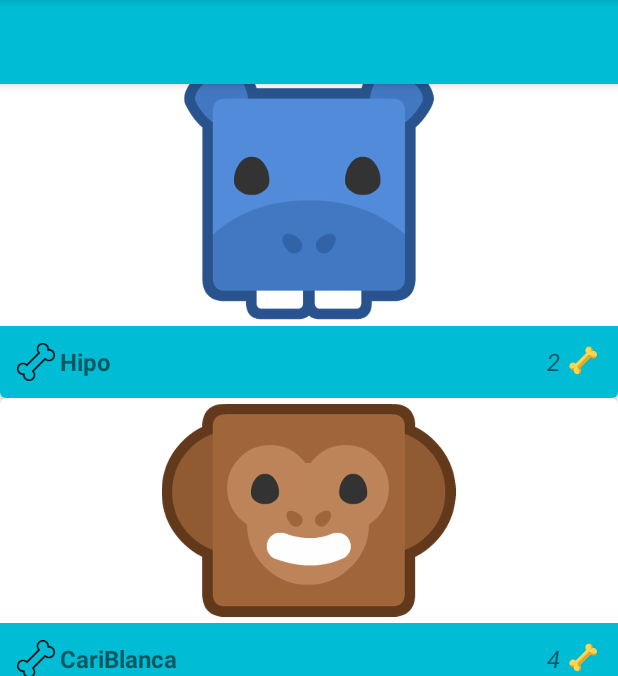
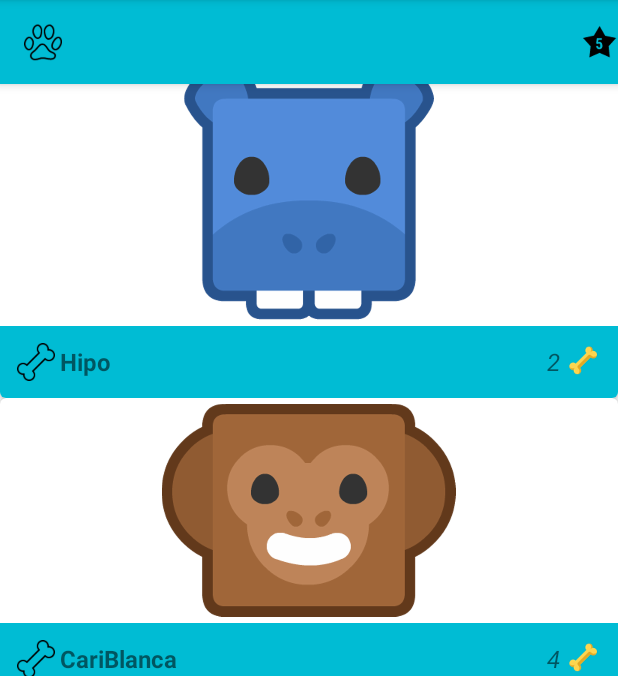
Before and after one commit to VictorMoraB/Petagram, an Android app: the screen it shows after launch (MainActivity), scrolled down 442 dp, on a phone screen of 412 x 824 dp, the part 84-760 px from its top. Run offline under Robolectric (Android 15) with nearby library versions, the phone set to English and light mode, and no system bars; 1 statement that could not run was skipped.

Commit message:
Implementada navegacion a actividad secundaria a traves del action bar de estrella. Pendiente modificar la barra de forma que el mensaje no se muestre, si no solamente la barra custom

```diff
--- a/app/src/main/java/com/mora/victor/petagram/MainActivity.java
+++ b/app/src/main/java/com/mora/victor/petagram/MainActivity.java
@@ -1,17 +1,21 @@
 package com.mora.victor.petagram;
 
+import android.content.Intent;
 import android.os.Bundle;
 import android.support.v7.app.AppCompatActivity;
 import android.support.v7.widget.LinearLayoutManager;
 import android.support.v7.widget.RecyclerView;
 import android.support.v7.widget.Toolbar;
+import android.view.View;
+import android.widget.ImageView;
 
 import java.util.ArrayList;
 
-public class MainActivity extends AppCompatActivity {
+public class MainActivity extends AppCompatActivity implements View.OnClickListener{
 
     private Toolbar myActionbar;
     private RecyclerView rvMascotas;
+    private ImageView icEstrella;
     private ArrayList<Mascota> mascotas;
 
     @Override
@@ -28,6 +32,10 @@ public class MainActivity extends AppCompatActivity {
         //crear una lista de mascotas para usar como ejemplo
         mascotas = crearMascotas();
 
+        //obtener una referencia al icono de navegar a favoritos y configurar el event listener
+        icEstrella = (ImageView)findViewById(R.id.ic_star);
+        icEstrella.setOnClickListener(this);
+
         //crear un layout manager para el recycler view
         LinearLayoutManager llm = new LinearLayoutManager(this);
         llm.setOrientation(LinearLayoutManager.VERTICAL);
@@ -39,9 +47,7 @@ public class MainActivity extends AppCompatActivity {
 
     }
 
-    public void UpdateAdapter(){
-        this.rvMascotas.getAdapter().notifyDataSetChanged();
-    }
+
     private ArrayList<Mascota> crearMascotas(){
         ArrayList<Mascota> mascotas = new ArrayList<Mascota>();
 
@@ -73,7 +79,27 @@ public class MainActivity extends AppCompatActivity {
         mascotas.add(conejo);
 
         Mascota python = new Mascota("Monty Python", R.drawable.snake, 798);
+        mascotas.add(python);
 
         return mascotas;
     }
+
+    @Override
+    public void onClick(View v) {
+        int viewId = v.getId();
+
+        switch (viewId){
+            case R.id.ic_star:
+                IrAFavoritos();
+                break;
+        }
+    }
+
+    public void IrAFavoritos(){
+
+        Intent intentFavoritos = new Intent(this, favoritesActivity.class);
+        startActivity(intentFavoritos);
+
+
+    }
 }
--- a/app/src/main/java/com/mora/victor/petagram/MascotaAdaptador.java
+++ b/app/src/main/java/com/mora/victor/petagram/MascotaAdaptador.java
@@ -43,6 +43,9 @@ public class MascotaAdaptador extends RecyclerView.Adapter<MascotaAdaptador.Masc
         holder.likesCount.setText(Integer.toString(likes));
         holder.petImage.setImageResource(mascota.getImage());
 
+
+
+        //evento on click para dar like
         holder.huesoLike.setOnClickListener(new View.OnClickListener(){
 
             @Override
--- a/app/src/main/res/layout/actionbar.xml
+++ b/app/src/main/res/layout/actionbar.xml
@@ -11,4 +11,21 @@
     app:popupTheme="@style/ThemeOverlay.AppCompat.Light"
     >
 
+        <!--agregar icono de pata-->
+        <ImageView
+            android:id="@+id/pataActionbar"
+            android:layout_width="wrap_content"
+            android:layout_height="wrap_content"
+            android:src="@drawable/cat_footprint_50"
+            android:layout_gravity="left"/>
+
+        <ImageView
+            android:id="@+id/ic_star"
+            android:layout_width="wrap_content"
+            android:layout_height="wrap_content"
+            android:src="@drawable/star_48"
+            android:layout_gravity="right"/>
+
+
+
 </android.support.v7.widget.Toolbar>
```
Also changed, not shown: app/src/main/java/com/mora/victor/petagram/favoritesActivity.java (+70 -2 lines), app/src/main/res/layout/activity_favorites.xml (+19 -3 lines).
